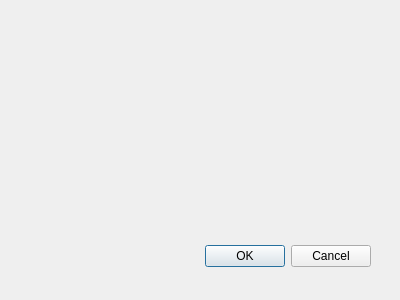
Above: portfolio_title_dlg.ui from UnknownHero222/PortfolioManager before the change. Below: the same form after it.
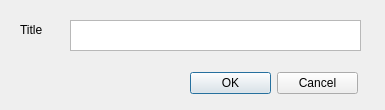
That is the form after the change.

Commit message: Elements for portfolio title setup was added

Patch:
```diff
--- a/portfolio_title_dlg.ui
+++ b/portfolio_title_dlg.ui
@@ -8,29 +8,62 @@
    <rect>
     <x>0</x>
     <y>0</y>
-    <width>400</width>
-    <height>300</height>
+    <width>385</width>
+    <height>110</height>
    </rect>
   </property>
   <property name="windowTitle">
    <string>Dialog</string>
   </property>
-  <widget class="QDialogButtonBox" name="buttonBox">
+  <widget class="QPlainTextEdit" name="portfolio_title_pln">
    <property name="geometry">
     <rect>
-     <x>30</x>
-     <y>240</y>
-     <width>341</width>
-     <height>32</height>
+     <x>70</x>
+     <y>20</y>
+     <width>291</width>
+     <height>31</height>
     </rect>
    </property>
-   <property name="orientation">
-    <enum>Qt::Horizontal</enum>
+  </widget>
+  <widget class="QLabel" name="label">
+   <property name="geometry">
+    <rect>
+     <x>20</x>
+     <y>20</y>
+     <width>41</width>
+     <height>21</height>
+    </rect>
    </property>
-   <property name="standardButtons">
-    <set>QDialogButtonBox::Cancel|QDialogButtonBox::Ok</set>
+   <property name="text">
+    <string>&lt;html&gt;&lt;head/&gt;&lt;body&gt;&lt;p&gt;Title&lt;/p&gt;&lt;/body&gt;&lt;/html&gt;</string>
    </property>
   </widget>
+  <widget class="QWidget" name="">
+   <property name="geometry">
+    <rect>
+     <x>190</x>
+     <y>70</y>
+     <width>168</width>
+     <height>27</height>
+    </rect>
+   </property>
+   <layout class="QHBoxLayout" name="horizontalLayout">
+    <item>
+     <widget class="QPushButton" name="ok_btn">
+      <property name="text">
+       <string>OK</string>
+      </property>
+     </widget>
+    </item>
+    <item>
+     <widget class="QPushButton" name="cancel_btn">
+      <property name="text">
+       <string>Cancel</string>
+      </property>
+     </widget>
+    </item>
+   </layout>
+  </widget>
  </widget>
  <pixmapfunction/>
  <resources/>
```
Left out of the diff: 40 changed lines with no effect on the pictures. The commit also changes 2 other files.
